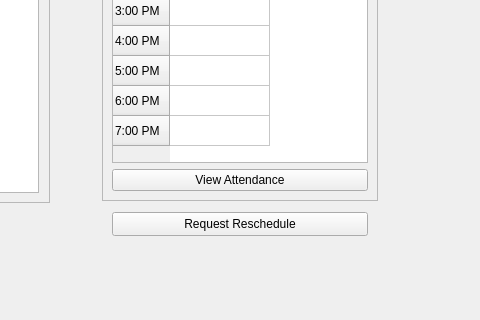
Old version of the form cisc_V-Hub/Module-6_Event_Manager/Users/Faculty/EventManager-Faculty.ui in the repository PenJR/CISC-VHUB; both pictures show x 428 to 908 and y 448 to 768 of the 1366 by 768 pixel window.
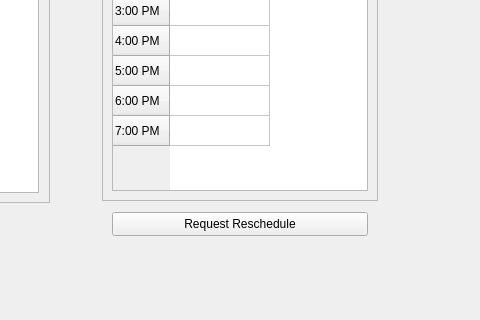
New version of the form. The open tabs and pages were chosen to show the change.

What changed in the file:
```diff
--- a/cisc_V-Hub/Module-6_Event_Manager/Users/Faculty/EventManager-Faculty.ui
+++ b/cisc_V-Hub/Module-6_Event_Manager/Users/Faculty/EventManager-Faculty.ui
@@ -688,13 +688,6 @@
               </column>
              </widget>
             </item>
-            <item>
-             <widget class="QPushButton" name="pushButton_22">
-              <property name="text">
-               <string>View Attendance</string>
-              </property>
-             </widget>
-            </item>
            </layout>
           </widget>
          </widget>
```
Left out of the diff: 2 changed lines with no effect on the pictures.
